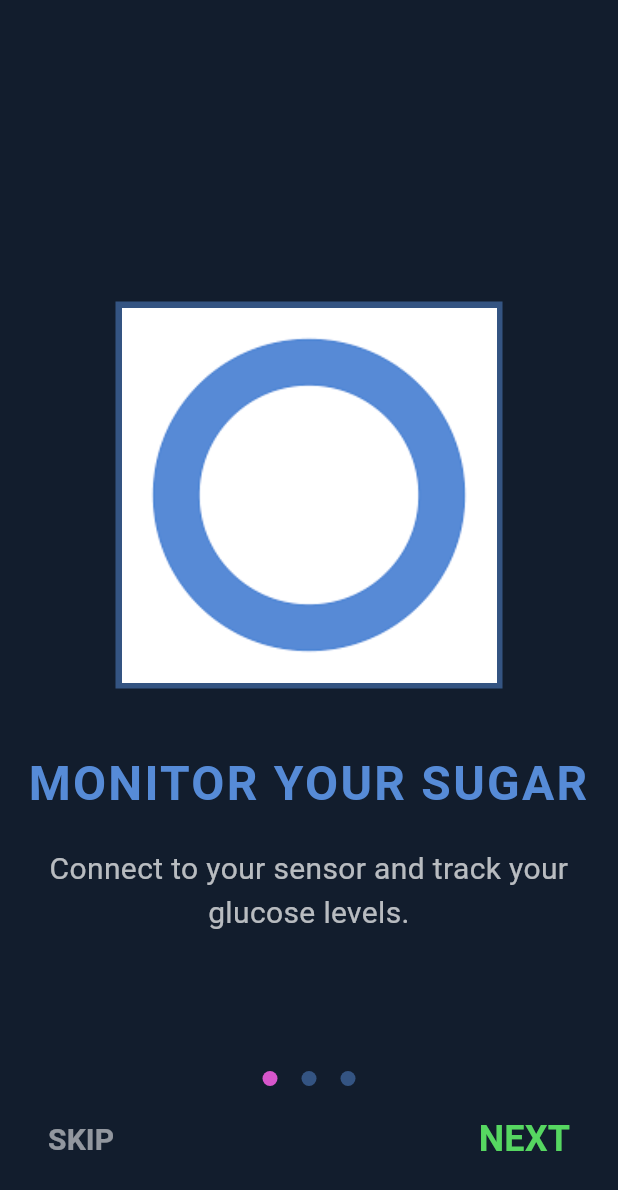
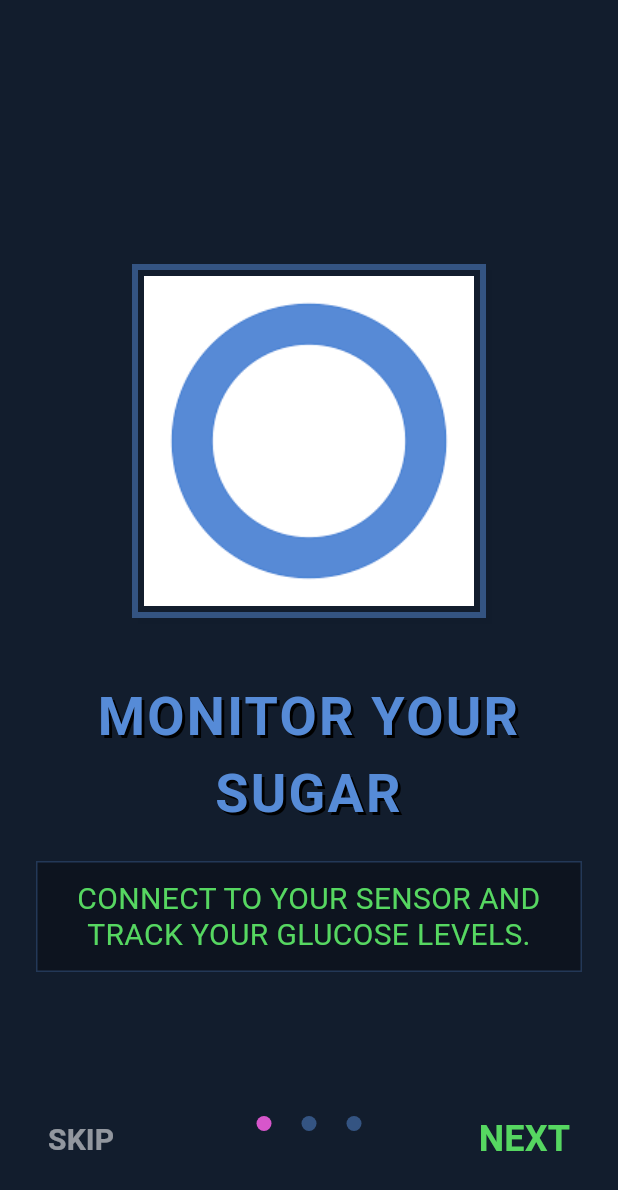
Before and after one commit to natalia0sperczynska/diabetes_app, a Flutter app: the screen it shows after launch, on a phone screen of 412 x 824 dp. Shown: the top 1190 px of the screen. Run offline on Flutter 3.47's test engine with Material 3 defaults, Android fonts, the phone set to English and light mode, and no system bars; drawn by our look-alikes of smooth_page_indicator; our stand-ins replace awesome_snackbar_content, curved_navigation_bar, google_fonts; Roboto replaces fonts that are missing (Iceland).

Commit message:
Introduction screen small improvements for more retro effect, added placeholder launcher icon

```diff
--- a/lib/ui/screens/intro/intro_component.dart
+++ b/lib/ui/screens/intro/intro_component.dart
@@ -16,7 +16,9 @@ class IntroComponent extends StatelessWidget {
 
   @override
   Widget build(BuildContext context) {
-    return Column(
+    return Padding(
+      padding: const EdgeInsets.all(24.0),
+      child: Column(
         mainAxisAlignment: MainAxisAlignment.center,
         children: [
           Container(
@@ -24,30 +26,64 @@ class IntroComponent extends StatelessWidget {
             decoration: const BoxDecoration(
               color: AppColors.darkBlue1,
               borderRadius: BorderRadius.zero,
+              boxShadow: [
+                BoxShadow(
+                  color: AppColors.grey,
+                  offset: Offset(4, 4),
+                  blurRadius: 0,
                 ),
-          child: Image.asset(image, height: 250, fit: BoxFit.contain),
+              ],
             ),
-
+            child: Container(
+              padding: const EdgeInsets.all(4.0),
+              decoration: const BoxDecoration(color: AppColors.darkBlue2),
+              child: Stack(
+                children: [
+                  Image.asset(image, height: 220, fit: BoxFit.contain),
+                ],
+              ),
+            ),
+          ),
           const SizedBox(height: 40),
           Text(
             title,
             textAlign: TextAlign.center,
             style: GoogleFonts.iceland(
-            fontSize: 32,
+              fontSize: 36,
               fontWeight: FontWeight.bold,
               color: AppColors.mainBlue,
               letterSpacing: 1.5,
+              shadows: [
+                const Shadow(
+                  offset: Offset(2, 2),
+                  blurRadius: 0,
+                  color: Colors.black,
+                ),
+              ],
             ),
           ),
-
           const SizedBox(height: 20),
-
-        Text(
-          description,
+          Container(
+            padding: const EdgeInsets.all(12),
+            decoration: BoxDecoration(
+              color: Colors.black.withOpacity(0.3),
+              border: Border.all(
+                color: AppColors.mainBlue.withOpacity(0.3),
+                width: 1,
+              ),
+            ),
+            child: Text(
+              description.toUpperCase(),
               textAlign: TextAlign.center,
-          style: GoogleFonts.iceland(fontSize: 20, color: Colors.white70),
+              style: GoogleFonts.iceland(
+                fontSize: 20,
+                color: AppColors.green,
+                height: 1.2,
+              ),
+            ),
           ),
         ],
+      ),
     );
   }
 }
--- a/lib/ui/screens/intro/intro_screen.dart
+++ b/lib/ui/screens/intro/intro_screen.dart
@@ -4,8 +4,6 @@ import 'package:google_fonts/google_fonts.dart';
 import '../../themes/colors/app_colors.dart';
 import '../home/home_screen.dart';
 import 'package:smooth_page_indicator/smooth_page_indicator.dart';
-import 'intro_component.dart';
-import 'intro_data.dart';
 
 class IntroductionScreen extends StatefulWidget {
   const IntroductionScreen({super.key});
@@ -99,7 +97,7 @@ class _IntroductionScreenState extends State<IntroductionScreen> {
           Positioned(
             left: 0,
             right: 0,
-            bottom: 100,
+            bottom: 70,
             child: Center(
               child: SmoothPageIndicator(
                 controller: _pageController,
@@ -107,12 +105,14 @@ class _IntroductionScreenState extends State<IntroductionScreen> {
                 onDotClicked: (index) {
                   _animateToPage(index);
                 },
-                effect: const JumpingDotEffect(
+                effect: const SwapEffect(
                   dotHeight: 10,
                   dotWidth: 10,
-                  spacing: 16,
+                  spacing: 20,
                   dotColor: AppColors.darkBlue1,
                   activeDotColor: AppColors.pink,
+                  paintStyle: PaintingStyle.fill,
+                  type: SwapType.yRotation,
                 ),
               ),
             ),
--- a/lib/ui/themes/colors/app_colors.dart
+++ b/lib/ui/themes/colors/app_colors.dart
@@ -10,4 +10,6 @@ class AppColors {
   static const pink = Color(0xFFD756CB);
   static const green = Color(0xFF56D761);
   static const pixelBorder = Color(0xFF6A0DAD);
+  static const black = Color(0xFF000000);
+  static const grey = Color(0x8000000);
 }
```
Also changed, not shown: pubspec.yaml (+19 -0 lines), 43 other files. Lines whose indentation alone changed are shown as unchanged.
